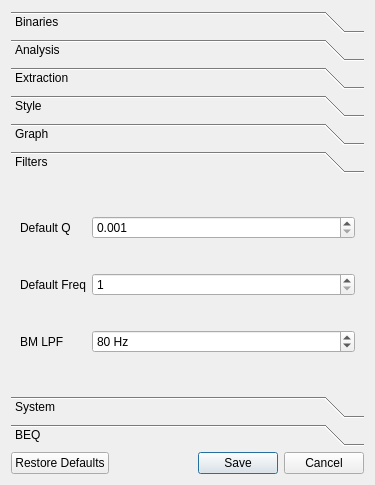
The window that src/main/python/ui/preferences.ui (3ll3d00d/beqdesigner) describes before a commit, drawn with Qt 5.
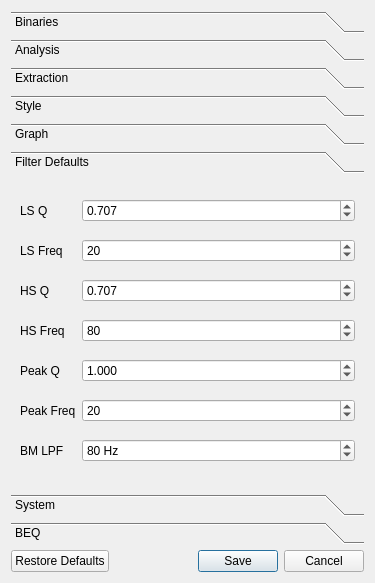
The same window after the commit. The open tabs and pages were chosen to show the change.

Commit message: provide shortcuts for commonly used filters #413

The edit to the form file:
```diff
--- a/src/main/python/ui/preferences.ui
+++ b/src/main/python/ui/preferences.ui
@@ -7,7 +7,7 @@
     <x>0</x>
     <y>0</y>
     <width>375</width>
-    <height>485</height>
+    <height>583</height>
    </rect>
   </property>
   <property name="windowTitle">
@@ -293,13 +293,13 @@
          </item>
         </layout>
        </widget>
-       <widget class="QWidget" name="widget">
+       <widget class="QWidget" name="stylePage">
         <property name="geometry">
          <rect>
           <x>0</x>
           <y>0</y>
-          <width>222</width>
-          <height>100</height>
+          <width>361</width>
+          <height>273</height>
          </rect>
         </property>
         <attribute name="label">
@@ -422,22 +422,57 @@
          <rect>
           <x>0</x>
           <y>0</y>
-          <width>173</width>
-          <height>120</height>
+          <width>361</width>
+          <height>273</height>
          </rect>
         </property>
         <attribute name="label">
-         <string>Filters</string>
+         <string>Filter Defaults</string>
         </attribute>
         <layout class="QGridLayout" name="filterPane" columnstretch="0,1">
+         <item row="3" column="0">
+          <widget class="QLabel" name="hsFreqLabel">
+           <property name="text">
+            <string>HS Freq</string>
+           </property>
+          </widget>
+         </item>
+         <item row="1" column="0">
+          <widget class="QLabel" name="lsFreqLabel">
+           <property name="text">
+            <string>LS Freq</string>
+           </property>
+          </widget>
+         </item>
+         <item row="6" column="0">
+          <widget class="QLabel" name="bmlpfLabel">
+           <property name="text">
+            <string>BM LPF</string>
+           </property>
+          </widget>
+         </item>
+         <item row="4" column="0">
+          <widget class="QLabel" name="peakQLabel">
+           <property name="text">
+            <string>Peak Q</string>
+           </property>
+          </widget>
+         </item>
          <item row="0" column="0">
           <widget class="QLabel" name="filterQLabel">
            <property name="text">
-            <string>Default Q</string>
+            <string>LS Q</string>
            </property>
           </widget>
          </item>
-         <item row="2" column="1">
+         <item row="2" column="0">
+          <widget class="QLabel" name="hsQLabel">
+           <property name="text">
+            <string>HS Q</string>
+           </property>
+          </widget>
+         </item>
+         <item row="6" column="1">
           <widget class="QSpinBox" name="bmlpfFreq">
            <property name="suffix">
             <string> Hz</string>
@@ -453,16 +488,6 @@
            </property>
           </widget>
          </item>
-         <item row="1" column="1">
-          <widget class="QSpinBox" name="filterFreq">
-           <property name="minimum">
-            <number>1</number>
-           </property>
-           <property name="maximum">
-            <number>24000</number>
-           </property>
-          </widget>
-         </item>
          <item row="0" column="1">
           <widget class="QDoubleSpinBox" name="filterQ">
            <property name="decimals">
@@ -471,22 +496,98 @@
            <property name="minimum">
             <double>0.001000000000000</double>
            </property>
+           <property name="maximum">
+            <double>10.000000000000000</double>
+           </property>
            <property name="singleStep">
             <double>0.001000000000000</double>
            </property>
+           <property name="value">
+            <double>0.707000000000000</double>
+           </property>
           </widget>
          </item>
-         <item row="1" column="0">
-          <widget class="QLabel" name="filterFreqLabel">
-           <property name="text">
-            <string>Default Freq</string>
+         <item row="1" column="1">
+          <widget class="QSpinBox" name="lsFreq">
+           <property name="minimum">
+            <number>1</number>
            </property>
+           <property name="maximum">
+            <number>24000</number>
+           </property>
+           <property name="value">
+            <number>20</number>
+           </property>
           </widget>
          </item>
-         <item row="2" column="0">
-          <widget class="QLabel" name="bmlpfLabel">
+         <item row="5" column="0">
+          <widget class="QLabel" name="peakFreqLabel">
            <property name="text">
-            <string>BM LPF</string>
+            <string>Peak Freq</string>
+           </property>
+          </widget>
+         </item>
+         <item row="2" column="1">
+          <widget class="QDoubleSpinBox" name="hsQ">
+           <property name="decimals">
+            <number>3</number>
+           </property>
+           <property name="minimum">
+            <double>0.001000000000000</double>
+           </property>
+           <property name="maximum">
+            <double>10.000000000000000</double>
+           </property>
+           <property name="singleStep">
+            <double>0.001000000000000</double>
+           </property>
+           <property name="value">
+            <double>0.707000000000000</double>
+           </property>
+          </widget>
+         </item>
+         <item row="3" column="1">
+          <widget class="QSpinBox" name="hsFreq">
+           <property name="minimum">
+            <number>1</number>
+           </property>
+           <property name="maximum">
+            <number>24000</number>
+           </property>
+           <property name="value">
+            <number>80</number>
+           </property>
+          </widget>
+         </item>
+         <item row="4" column="1">
+          <widget class="QDoubleSpinBox" name="peakQ">
+           <property name="decimals">
+            <number>3</number>
+           </property>
+           <property name="minimum">
+            <double>0.001000000000000</double>
+           </property>
+           <property name="maximum">
+            <double>10.000000000000000</double>
+           </property>
+           <property name="singleStep">
+            <double>0.001000000000000</double>
+           </property>
+           <property name="value">
+            <double>1.000000000000000</double>
+           </property>
+          </widget>
+         </item>
+         <item row="5" column="1">
+          <widget class="QSpinBox" name="peakFreq">
+           <property name="minimum">
+            <number>1</number>
+           </property>
+           <property name="maximum">
+            <number>24000</number>
+           </property>
+           <property name="value">
+            <number>20</number>
            </property>
           </widget>
          </item>
```
Left out of the diff: 68 changed lines with no effect on the pictures. The commit also changes 5 other files.
